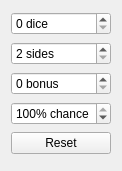
Qt form src/specialdamagewidget.ui (moebiusproject/moebiustoolkit) before a commit.
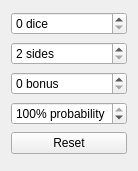
The same form after that commit.

Commit message: Fully transition DC's UI from monolithic to modular

Diff of the .ui file:
```diff
--- a/src/specialdamagewidget.ui
+++ b/src/specialdamagewidget.ui
@@ -6,7 +6,7 @@
    <rect>
     <x>0</x>
     <y>0</y>
-    <width>120</width>
+    <width>137</width>
     <height>171</height>
    </rect>
   </property>
@@ -53,7 +53,7 @@
    <item>
     <widget class="QSpinBox" name="chance">
      <property name="suffix">
-      <string>% chance</string>
+      <string>% probability</string>
      </property>
      <property name="maximum">
       <number>100</number>
```
Left out of the diff: 2 changed lines with no effect on the pictures. The commit also changes 4 other files.
